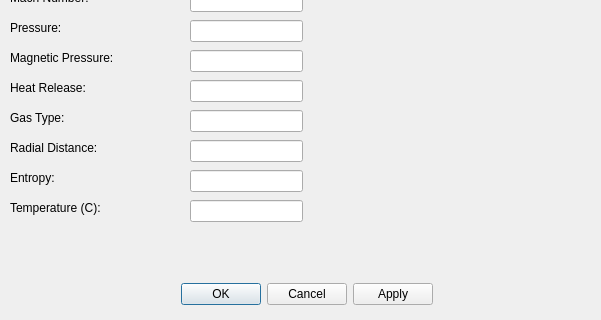
caolandix/ShockwaveSim, file shockwaveparamsdlg.ui: the form before one commit; both pictures show x 0 to 601 and y 320 to 640 of the 601 by 640 pixel window.
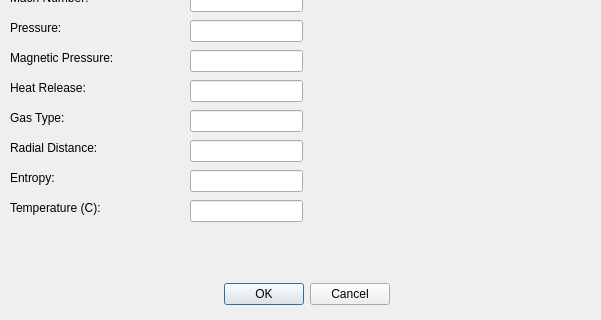
The form after the commit.

```diff
--- a/shockwaveparamsdlg.ui
+++ b/shockwaveparamsdlg.ui
@@ -26,7 +26,7 @@
     <enum>Qt::Horizontal</enum>
    </property>
    <property name="standardButtons">
-    <set>QDialogButtonBox::Apply|QDialogButtonBox::Cancel|QDialogButtonBox::Ok</set>
+    <set>QDialogButtonBox::Cancel|QDialogButtonBox::Ok</set>
    </property>
    <property name="centerButtons">
     <bool>true</bool>
```
Left out of the diff: 26 changed lines with no effect on the pictures.
